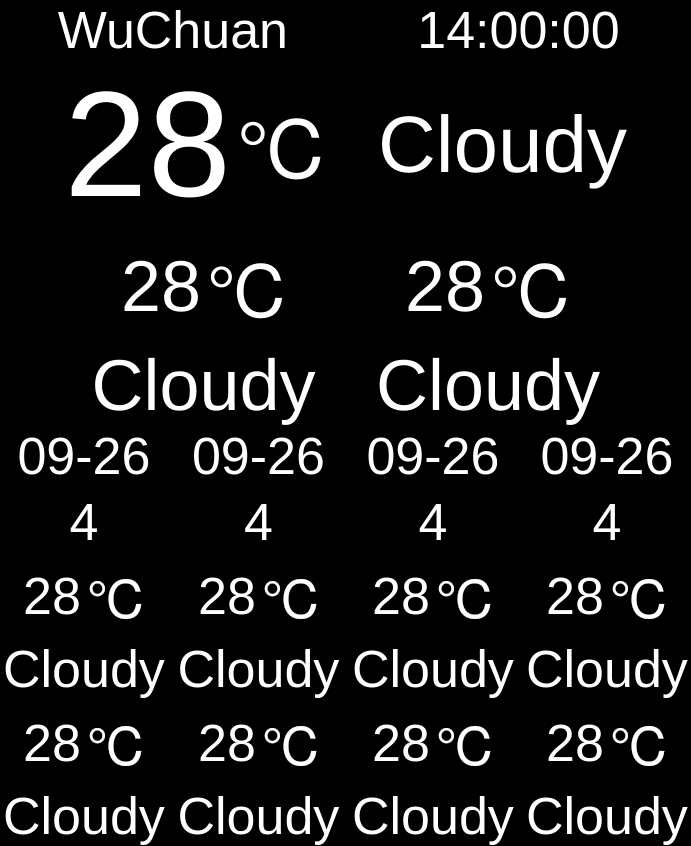
Qt form weathercontrol.ui (hondodo/PCamera) before a commit.
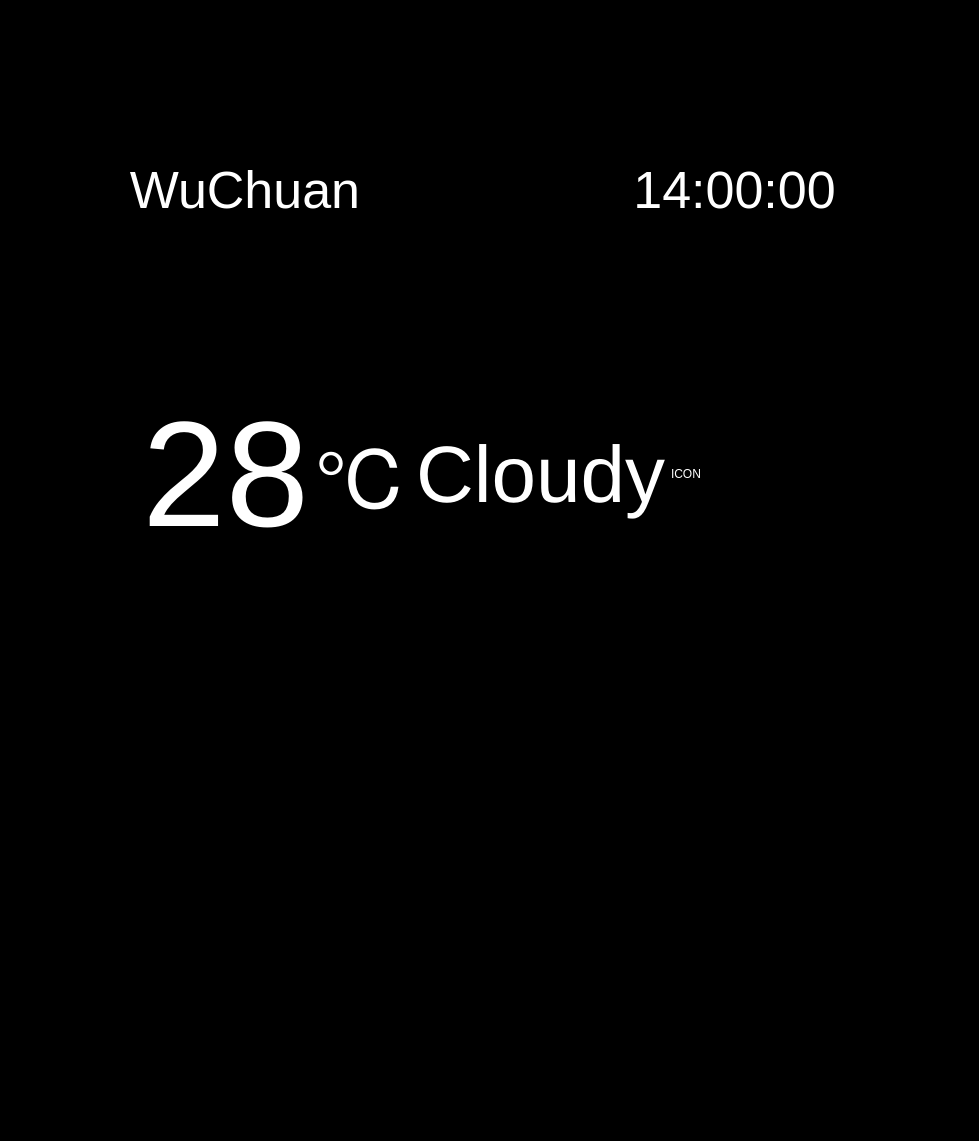
The same form after that commit. Custom widgets are drawn as their Qt base class.

```diff
--- a/weathercontrol.ui
+++ b/weathercontrol.ui
@@ -6,16 +6,16 @@
    <rect>
     <x>0</x>
     <y>0</y>
-    <width>691</width>
-    <height>729</height>
+    <width>979</width>
+    <height>1141</height>
    </rect>
   </property>
   <property name="windowTitle">
    <string>Form</string>
   </property>
   <property name="styleSheet">
-   <string notr="true">background-color: rgb(0, 0, 0);
-color: rgb(255, 255, 255);</string>
+   <string notr="true">color: rgb(255, 255, 255);
+background-color: rgb(0, 0, 0);</string>
   </property>
   <layout class="QVBoxLayout" name="verticalLayout_16">
    <property name="spacing">
@@ -82,24 +82,17 @@
        <number>0</number>
       </property>
       <item row="0" column="0">
-       <spacer name="horizontalSpacer">
-        <property name="orientation">
-         <enum>Qt::Horizontal</enum>
-        </property>
-        <property name="sizeHint" stdset="0">
-         <size>
-          <width>0</width>
-          <height>0</height>
-         </size>
-        </property>
-       </spacer>
-      </item>
-      <item row="0" column="1">
        <layout class="QVBoxLayout" name="verticalLayout">
         <item>
          <layout class="QHBoxLayout" name="horizontalLayout">
           <item>
            <widget class="QLabel" name="labelTempNow">
+            <property name="sizePolicy">
+             <sizepolicy hsizetype="Expanding" vsizetype="Preferred">
+              <horstretch>0</horstretch>
+              <verstretch>0</verstretch>
+             </sizepolicy>
+            </property>
             <property name="styleSheet">
              <string notr="true">font: 150px;</string>
             </property>
@@ -130,21 +123,14 @@
             </property>
            </widget>
           </item>
-          <item>
-           <spacer name="horizontalSpacer_5">
-            <property name="orientation">
-             <enum>Qt::Horizontal</enum>
-            </property>
-            <property name="sizeHint" stdset="0">
-             <size>
-              <width>40</width>
-              <height>20</height>
-             </size>
-            </property>
-           </spacer>
-          </item>
           <item>
            <widget class="QLabel" name="labelWeaNow">
+            <property name="sizePolicy">
+             <sizepolicy hsizetype="Preferred" vsizetype="Preferred">
+              <horstretch>0</horstretch>
+              <verstretch>0</verstretch>
+             </sizepolicy>
+            </property>
             <property name="styleSheet">
              <string notr="true">font: 80px;</string>
             </property>
@@ -152,118 +138,34 @@
              <string>Cloudy</string>
             </property>
             <property name="alignment">
-             <set>Qt::AlignCenter</set>
+             <set>Qt::AlignLeading|Qt::AlignLeft|Qt::AlignVCenter</set>
             </property>
            </widget>
           </item>
-         </layout>
-        </item>
-       </layout>
-      </item>
-      <item row="1" column="1">
-       <layout class="QHBoxLayout" name="horizontalLayout_4">
-        <item>
-         <layout class="QVBoxLayout" name="verticalLayout_2">
           <item>
-           <layout class="QHBoxLayout" name="horizontalLayout_2">
-            <item>
-             <widget class="QLabel" name="labelTemp0Day">
-              <property name="styleSheet">
-               <string notr="true">font: 72px;</string>
-              </property>
-              <property name="text">
-               <string>28</string>
-              </property>
-              <property name="alignment">
-               <set>Qt::AlignRight|Qt::AlignTrailing|Qt::AlignVCenter</set>
-              </property>
-             </widget>
-            </item>
-            <item>
-             <widget class="QLabel" name="label_6">
-              <property name="styleSheet">
-               <string notr="true">font: 72px;</string>
-              </property>
-              <property name="text">
-               <string>℃</string>
-              </property>
-             </widget>
-            </item>
-           </layout>
-          </item>
-          <item>
-           <widget class="QLabel" name="labelWea0Day">
-            <property name="styleSheet">
-             <string notr="true">font: 72px;</string>
+           <widget class="QLabel" name="labelIcon">
+            <property name="sizePolicy">
+             <sizepolicy hsizetype="Expanding" vsizetype="Preferred">
+              <horstretch>0</horstretch>
+              <verstretch>0</verstretch>
+             </sizepolicy>
             </property>
             <property name="text">
-             <string>Cloudy</string>
+             <string>ICON</string>
             </property>
             <property name="alignment">
-             <set>Qt::AlignCenter</set>
+             <set>Qt::AlignLeading|Qt::AlignLeft|Qt::AlignVCenter</set>
             </property>
            </widget>
           </item>
          </layout>
         </item>
-        <item>
-         <layout class="QVBoxLayout" name="verticalLayout_3">
-          <item>
-           <layout class="QHBoxLayout" name="horizontalLayout_3">
-            <item>
-             <widget class="QLabel" name="labelTemp0Night">
-              <property name="styleSheet">
-               <string notr="true">font: 72px;</string>
-              </property>
-              <property name="text">
-               <string>28</string>
-              </property>
-              <property name="alignment">
-               <set>Qt::AlignRight|Qt::AlignTrailing|Qt::AlignVCenter</set>
-              </property>
-             </widget>
-            </item>
-            <item>
-             <widget class="QLabel" name="label_9">
-              <property name="styleSheet">
-               <string notr="true">font: 72px;</string>
-              </property>
-              <property name="text">
-               <string>℃</string>
-              </property>
-             </widget>
-            </item>
-           </layout>
-          </item>
-          <item>
-           <widget class="QLabel" name="labelWea0Night">
-            <property name="styleSheet">
-             <string notr="true">font: 72px;</string>
-            </property>
-            <property name="text">
-             <string>Cloudy</string>
-            </property>
-            <property name="alignment">
-             <set>Qt::AlignCenter</set>
-            </property>
-           </widget>
-          </item>
-         </layout>
-        </item>
        </layout>
       </item>
-      <item row="0" column="2">
-       <spacer name="horizontalSpacer_2">
-        <property name="orientation">
-         <enum>Qt::Horizontal</enum>
-        </property>
-        <property name="sizeHint" stdset="0">
-         <size>
-          <width>0</width>
-          <height>0</height>
-         </size>
-        </property>
-       </spacer>
+      <item row="1" column="0">
+       <widget class="WeatherReportControl" name="widgetTodayReport" native="true">
+        <layout class="QHBoxLayout" name="horizontalLayout_4"/>
+       </widget>
       </item>
      </layout>
     </widget>
@@ -284,482 +186,30 @@
        <number>0</number>
       </property>
       <item row="0" column="0">
-       <layout class="QVBoxLayout" name="verticalLayout_5">
-        <item>
-         <widget class="QLabel" name="labelDate0">
-          <property name="styleSheet">
-           <string notr="true">font: 52px;</string>
-          </property>
-          <property name="text">
-           <string>09-26</string>
-          </property>
-          <property name="alignment">
-           <set>Qt::AlignCenter</set>
-          </property>
-         </widget>
-        </item>
-        <item>
-         <widget class="QLabel" name="labelWeek0">
-          <property name="styleSheet">
-           <string notr="true">font: 52px;</string>
-          </property>
-          <property name="text">
-           <string>4</string>
-          </property>
-          <property name="alignment">
-           <set>Qt::AlignCenter</set>
-          </property>
-         </widget>
-        </item>
-        <item>
-         <layout class="QVBoxLayout" name="verticalLayout_4">
-          <item>
-           <layout class="QHBoxLayout" name="horizontalLayout_6">
-            <item>
-             <widget class="QLabel" name="labelReTemp0Day">
-              <property name="styleSheet">
-               <string notr="true">font: 52px;</string>
-              </property>
-              <property name="text">
-               <string>28</string>
-              </property>
-              <property name="alignment">
-               <set>Qt::AlignRight|Qt::AlignTrailing|Qt::AlignVCenter</set>
-              </property>
-             </widget>
-            </item>
-            <item>
-             <widget class="QLabel" name="label_12">
-              <property name="styleSheet">
-               <string notr="true">font: 52px;</string>
-              </property>
-              <property name="text">
-               <string>℃</string>
-              </property>
-             </widget>
-            </item>
-           </layout>
-          </item>
-          <item>
-           <widget class="QLabel" name="labelReWea0Day">
-            <property name="styleSheet">
-             <string notr="true">font: 52px;</string>
-            </property>
-            <property name="text">
-             <string>Cloudy</string>
-            </property>
-            <property name="alignment">
-             <set>Qt::AlignCenter</set>
-            </property>
-           </widget>
-          </item>
-         </layout>
-        </item>
-        <item>
-         <layout class="QVBoxLayout" name="verticalLayout_6">
-          <item>
-           <layout class="QHBoxLayout" name="horizontalLayout_8">
-            <item>
-             <widget class="QLabel" name="labelReTemp0Night">
-              <property name="styleSheet">
-               <string notr="true">font: 52px;</string>
-              </property>
-              <property name="text">
-               <string>28</string>
-              </property>
-              <property name="alignment">
-               <set>Qt::AlignRight|Qt::AlignTrailing|Qt::AlignVCenter</set>
-              </property>
-             </widget>
-            </item>
-            <item>
-             <widget class="QLabel" name="label_18">
-              <property name="styleSheet">
-               <string notr="true">font: 52px;</string>
-              </property>
-              <property name="text">
-               <string>℃</string>
-              </property>
-             </widget>
-            </item>
-           </layout>
-          </item>
-          <item>
-           <widget class="QLabel" name="labelReWea0Night">
-            <property name="styleSheet">
-             <string notr="true">font: 52px;</string>
-            </property>
-            <property name="text">
-             <string>Cloudy</string>
-            </property>
-            <property name="alignment">
-             <set>Qt::AlignCenter</set>
-            </property>
-           </widget>
-          </item>
-         </layout>
-        </item>
-       </layout>
+       <widget class="WeatherReportControl" name="widgetWeatherDay0" native="true"/>
       </item>
-      <item row="0" column="1">
-       <layout class="QVBoxLayout" name="verticalLayout_17">
-        <item>
-         <widget class="QLabel" name="labelDate1">
-          <property name="styleSheet">
-           <string notr="true">font: 52px;</string>
-          </property>
-          <property name="text">
-           <string>09-26</string>
-          </property>
-          <property name="alignment">
-           <set>Qt::AlignCenter</set>
-          </property>
-         </widget>
-        </item>
-        <item>
-         <widget class="QLabel" name="labelWeek1">
-          <property name="styleSheet">
-           <string notr="true">font: 52px;</string>
-          </property>
-          <property name="text">
-           <string>4</string>
-          </property>
-          <property name="alignment">
-           <set>Qt::AlignCenter</set>
-          </property>
-         </widget>
-        </item>
-        <item>
-         <layout class="QVBoxLayout" name="verticalLayout_18">
-          <item>
-           <layout class="QHBoxLayout" name="horizontalLayout_14">
-            <item>
-             <widget class="QLabel" name="labelReTemp1Day">
-              <property name="styleSheet">
-               <string notr="true">font: 52px;</string>
-              </property>
-              <property name="text">
-               <string>28</string>
-              </property>
-              <property name="alignment">
-               <set>Qt::AlignRight|Qt::AlignTrailing|Qt::AlignVCenter</set>
-              </property>
-             </widget>
-            </item>
-            <item>
-             <widget class="QLabel" name="label_16">
-              <property name="styleSheet">
-               <string notr="true">font: 52px;</string>
-              </property>
-              <property name="text">
-               <string>℃</string>
-              </property>
-             </widget>
-            </item>
-           </layout>
-          </item>
-          <item>
-           <widget class="QLabel" name="labelReWea1Day">
-            <property name="styleSheet">
-             <string notr="true">font: 52px;</string>
-            </property>
-            <property name="text">
-             <string>Cloudy</string>
-            </property>
-            <property name="alignment">
-             <set>Qt::AlignCenter</set>
-            </property>
-           </widget>
-          </item>
-         </layout>
-        </item>
-        <item>
-         <layout class="QVBoxLayout" name="verticalLayout_19">
-          <item>
-           <layout class="QHBoxLayout" name="horizontalLayout_15">
-            <item>
-             <widget class="QLabel" name="labelReTemp1Night">
-              <property name="styleSheet">
-               <string notr="true">font: 52px;</string>
-              </property>
-              <property name="text">
-               <string>28</string>
-              </property>
-              <property name="alignment">
-               <set>Qt::AlignRight|Qt::AlignTrailing|Qt::AlignVCenter</set>
-              </property>
-             </widget>
-            </item>
-            <item>
-             <widget class="QLabel" name="label_22">
-              <property name="styleSheet">
-               <string notr="true">font: 52px;</string>
-              </property>
-              <property name="text">
-               <string>℃</string>
-              </property>
-             </widget>
-            </item>
-           </layout>
-          </item>
-          <item>
-           <widget class="QLabel" name="labelReWea1Night">
-            <property name="styleSheet">
-             <string notr="true">font: 52px;</string>
-            </property>
-            <property name="text">
-             <string>Cloudy</string>
-            </property>
-            <property name="alignment">
-             <set>Qt::AlignCenter</set>
-            </property>
-           </widget>
-          </item>
-         </layout>
-        </item>
-       </layout>
+      <item row="1" column="0">
+       <widget class="WeatherReportControl" name="widgetWeatherDay1" native="true"/>
       </item>
-      <item row="0" column="2">
-       <layout class="QVBoxLayout" name="verticalLayout_20">
-        <item>
-         <widget class="QLabel" name="labelDate2">
-          <property name="styleSheet">
-           <string notr="true">font: 52px;</string>
-          </property>
-          <property name="text">
-           <string>09-26</string>
-          </property>
-          <property name="alignment">
-           <set>Qt::AlignCenter</set>
-          </property>
-         </widget>
-        </item>
-        <item>
-         <widget class="QLabel" name="labelWeek2">
-          <property name="styleSheet">
-           <string notr="true">font: 52px;</string>
-          </property>
-          <property name="text">
-           <string>4</string>
-          </property>
-          <property name="alignment">
-           <set>Qt::AlignCenter</set>
-          </property>
-         </widget>
-        </item>
-        <item>
-         <layout class="QVBoxLayout" name="verticalLayout_21">
-          <item>
-           <layout class="QHBoxLayout" name="horizontalLayout_16">
-            <item>
-             <widget class="QLabel" name="labelReTemp2Day">
-              <property name="styleSheet">
-               <string notr="true">font: 52px;</string>
-              </property>
-              <property name="text">
-               <string>28</string>
-              </property>
-              <property name="alignment">
-               <set>Qt::AlignRight|Qt::AlignTrailing|Qt::AlignVCenter</set>
-              </property>
-             </widget>
-            </item>
-            <item>
-             <widget class="QLabel" name="label_17">
-              <property name="styleSheet">
-               <string notr="true">font: 52px;</string>
-              </property>
-              <property name="text">
-               <string>℃</string>
-              </property>
-             </widget>
-            </item>
-           </layout>
-          </item>
-          <item>
-           <widget class="QLabel" name="labelReWea2Day">
-            <property name="styleSheet">
-             <string notr="true">font: 52px;</string>
-            </property>
-            <property name="text">
-             <string>Cloudy</string>
-            </property>
-            <property name="alignment">
-             <set>Qt::AlignCenter</set>
-            </property>
-           </widget>
-          </item>
-         </layout>
-        </item>
-        <item>
-         <layout class="QVBoxLayout" name="verticalLayout_22">
-          <item>
-           <layout class="QHBoxLayout" name="horizontalLayout_17">
-            <item>
-             <widget class="QLabel" name="labelReTemp2Night">
-              <property name="styleSheet">
-               <string notr="true">font: 52px;</string>
-              </property>
-              <property name="text">
-               <string>28</string>
-              </property>
-              <property name="alignment">
-               <set>Qt::AlignRight|Qt::AlignTrailing|Qt::AlignVCenter</set>
-              </property>
-             </widget>
-            </item>
-            <item>
-             <widget class="QLabel" name="label_23">
-              <property name="styleSheet">
-               <string notr="true">font: 52px;</string>
-              </property>
-              <property name="text">
-               <string>℃</string>
-              </property>
-             </widget>
-            </item>
-           </layout>
-          </item>
-          <item>
-           <widget class="QLabel" name="labelReWea2Night">
-            <property name="styleSheet">
-             <string notr="true">font: 52px;</string>
-            </property>
-            <property name="text">
-             <string>Cloudy</string>
-            </property>
-            <property name="alignment">
-             <set>Qt::AlignCenter</set>
-            </property>
-           </widget>
-          </item>
-         </layout>
-        </item>
-       </layout>
+      <item row="2" column="0">
+       <widget class="WeatherReportControl" name="widgetWeatherDay2" native="true"/>
       </item>
-      <item row="0" column="3">
-       <layout class="QVBoxLayout" name="verticalLayout_26">
-        <item>
-         <widget class="QLabel" name="labelDate3">
-          <property name="styleSheet">
-           <string notr="true">font: 52px;</string>
-          </property>
-          <property name="text">
-           <string>09-26</string>
-          </property>
-          <property name="alignment">
-           <set>Qt::AlignCenter</set>
-          </property>
-         </widget>
-        </item>
-        <item>
-         <widget class="QLabel" name="labelWeek3">
-          <property name="styleSheet">
-           <string notr="true">font: 52px;</string>
-          </property>
-          <property name="text">
-           <string>4</string>
-          </property>
-          <property name="alignment">
-           <set>Qt::AlignCenter</set>
-          </property>
-         </widget>
-        </item>
-        <item>
-         <layout class="QVBoxLayout" name="verticalLayout_27">
-          <item>
-           <layout class="QHBoxLayout" name="horizontalLayout_20">
-            <item>
-             <widget class="QLabel" name="labelReTemp3Day">
-              <property name="styleSheet">
-               <string notr="true">font: 52px;</string>
-              </property>
-              <property name="text">
-               <string>28</string>
-              </property>
-              <property name="alignment">
-               <set>Qt::AlignRight|Qt::AlignTrailing|Qt::AlignVCenter</set>
-              </property>
-             </widget>
-            </item>
-            <item>
-             <widget class="QLabel" name="label_26">
-              <property name="styleSheet">
-               <string notr="true">font: 52px;</string>
-              </property>
-              <property name="text">
-               <string>℃</string>
-              </property>
-             </widget>
-            </item>
-           </layout>
-          </item>
-          <item>
-           <widget class="QLabel" name="labelReWea3Day">
-            <property name="styleSheet">
-             <string notr="true">font: 52px;</string>
-            </property>
-            <property name="text">
-             <string>Cloudy</string>
-            </property>
-            <property name="alignment">
-             <set>Qt::AlignCenter</set>
-            </property>
-           </widget>
-          </item>
-         </layout>
-        </item>
-        <item>
-         <layout class="QVBoxLayout" name="verticalLayout_28">
-          <item>
-           <layout class="QHBoxLayout" name="horizontalLayout_21">
-            <item>
-             <widget class="QLabel" name="labelReTemp3Night">
-              <property name="styleSheet">
-               <string notr="true">font: 52px;</string>
-              </property>
-              <property name="text">
-               <string>28</string>
-              </property>
-              <property name="alignment">
-               <set>Qt::AlignRight|Qt::AlignTrailing|Qt::AlignVCenter</set>
-              </property>
-             </widget>
-            </item>
-            <item>
-             <widget class="QLabel" name="label_27">
-              <property name="styleSheet">
-               <string notr="true">font: 52px;</string>
-              </property>
-              <property name="text">
-               <string>℃</string>
-              </property>
-             </widget>
-            </item>
-           </layout>
-          </item>
-          <item>
-           <widget class="QLabel" name="labelReWea3Night">
-            <property name="styleSheet">
-             <string notr="true">font: 52px;</string>
-            </property>
-            <property name="text">
-             <string>Cloudy</string>
-            </property>
-            <property name="alignment">
-             <set>Qt::AlignCenter</set>
-            </property>
-           </widget>
-          </item>
-         </layout>
-        </item>
-       </layout>
+      <item row="3" column="0">
+       <widget class="WeatherReportControl" name="widgetWeatherDay3" native="true"/>
       </item>
      </layout>
     </widget>
    </item>
   </layout>
  </widget>
+ <customwidgets>
+  <customwidget>
+   <class>WeatherReportControl</class>
+   <extends>QWidget</extends>
+   <header location="global">weatherreportcontrol.h</header>
+   <container>1</container>
+  </customwidget>
+ </customwidgets>
  <resources/>
  <connections/>
 </ui>
```
